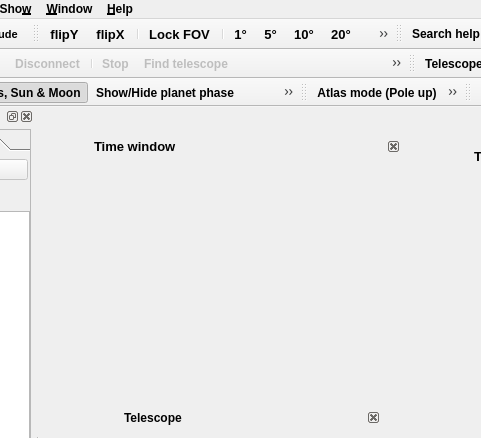
PavelMr/skytechx, file mainwindow.ui: the form before one commit; both pictures show x 534 to 1015 and y 0 to 438 of the 1189 by 803 pixel window.
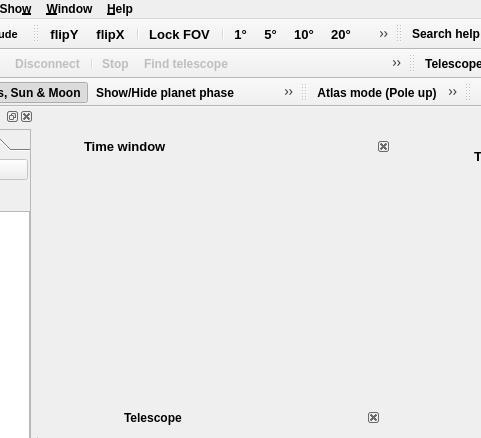
The form after the commit. Icons and pictures are not drawn. Custom widgets are drawn as their Qt base class.

The edit to the form file:
```diff
--- a/mainwindow.ui
+++ b/mainwindow.ui
@@ -63,7 +63,7 @@
      </property>
      <property name="geometry">
       <rect>
-       <x>50</x>
+       <x>40</x>
        <y>10</y>
        <width>311</width>
        <height>241</height>
```
Left out of the diff: 4 changed lines with no effect on the pictures.
